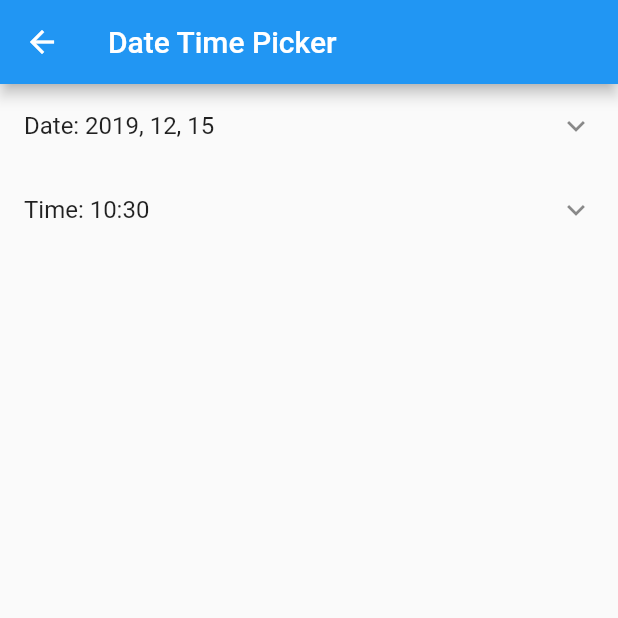
After one commit to lohanidamodar/flutter_ui_tutorials, a Flutter app: the DateTimePickerPage screen opened by its route, on a phone screen of 412 x 824 dp, the top half of it. The commit adds this screen. Run offline on Flutter 3.47's test engine with Material 2 defaults, Android fonts, the phone set to English and light mode, and no system bars.

Commit message:
date time picker

```diff
--- /dev/null
+++ b/lib/date_time_picker.dart
@@ -0,0 +1,70 @@
+import 'package:flutter/material.dart';
+
+class DateTimePickerPage extends StatefulWidget {
+  @override
+  _DateTimePickerPageState createState() => _DateTimePickerPageState();
+}
+
+class _DateTimePickerPageState extends State<DateTimePickerPage> {
+  DateTime pickedDate;
+  TimeOfDay time;
+
+  @override
+  void initState() {
+    super.initState();
+    pickedDate = DateTime.now();
+    time = TimeOfDay.now();
+  }
+
+  @override
+  Widget build(BuildContext context){
+    return Scaffold(
+      appBar: AppBar(
+        title: Text('Date Time Picker'),
+      ),
+      body: SingleChildScrollView(
+        child: Column(
+          crossAxisAlignment: CrossAxisAlignment.start,
+          children: <Widget>[
+            ListTile(
+              title: Text("Date: ${pickedDate.year}, ${pickedDate.month}, ${pickedDate.day}"),
+              trailing: Icon(Icons.keyboard_arrow_down),
+              onTap: _pickDate,
+            ),
+            ListTile(
+              title: Text("Time: ${time.hour}:${time.minute}"),
+              trailing: Icon(Icons.keyboard_arrow_down),
+              onTap: _pickTime,
+            ),
+          ],
+        ),
+      ),
+    );
+  }
+  _pickDate() async {
+   DateTime date = await showDatePicker(
+      context: context,
+      firstDate: DateTime(DateTime.now().year-5),
+      lastDate: DateTime(DateTime.now().year+5),
+      initialDate: pickedDate,
+    );
+
+    if(date != null)
+      setState(() {
+        pickedDate = date;
+      });
+
+  }
+  _pickTime() async {
+   TimeOfDay t = await showTimePicker(
+      context: context,
+      initialTime: time
+    );
+
+    if(t != null)
+      setState(() {
+        time = t;
+      });
+
+  }
+}
--- a/lib/main.dart
+++ b/lib/main.dart
@@ -1,4 +1,5 @@
 import 'package:flutter/material.dart';
+import 'package:flutter_ui_tutorials/date_time_picker.dart';
 import 'package:flutter_ui_tutorials/sliver_app_bar.dart';
 
 void main() => runApp(MyApp());
@@ -14,6 +15,7 @@ class MyApp extends StatelessWidget {
       home: HomePage(),
       routes: {
         "sliver_app_bar": (_) => SliverAppBarPage(),
+        "date_time_picker": (_) => DateTimePickerPage(),
       },
     );
   }
@@ -21,7 +23,7 @@ class MyApp extends StatelessWidget {
 
 class HomePage extends StatelessWidget {
   @override
-  Widget build(BuildContext context){
+  Widget build(BuildContext context) {
     return Scaffold(
       appBar: AppBar(
         title: Text('Flutter UI tutorials'),
@@ -31,7 +33,11 @@ class HomePage extends StatelessWidget {
           ListTile(
             title: Text("Sliver app bar"),
             onTap: () => Navigator.pushNamed(context, 'sliver_app_bar'),
-          )
+          ),
+          ListTile(
+            title: Text("Simple date time picker"),
+            onTap: () => Navigator.pushNamed(context, 'date_time_picker'),
+          ),
         ],
       ),
     );
```
